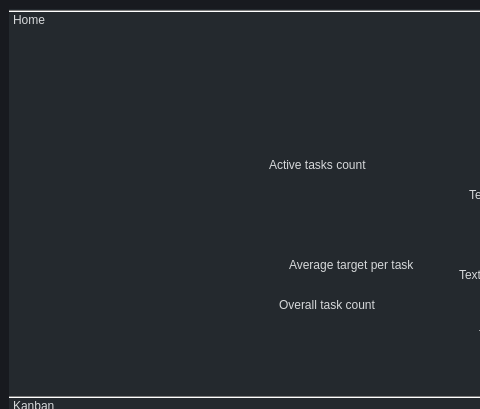
Before: the Qt Designer form mainwindow.ui in MaximeAeva/TheEfficientGuy, drawn with Qt 5; both pictures show x 0 to 480 and y 0 to 409 of the 791 by 560 pixel window.
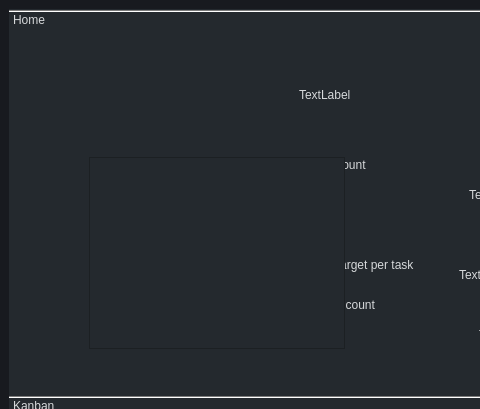
After: the same form once the commit is applied. Custom widgets are drawn as their Qt base class.

Diff of the .ui file:
```diff
--- a/mainwindow.ui
+++ b/mainwindow.ui
@@ -29,6 +29,14 @@
        <number>0</number>
       </property>
       <widget class="QWidget" name="page_6">
+       <property name="geometry">
+        <rect>
+         <x>0</x>
+         <y>0</y>
+         <width>769</width>
+         <height>334</height>
+        </rect>
+       </property>
        <attribute name="label">
         <string>Home</string>
        </attribute>
@@ -110,6 +118,29 @@
          <string>TextLabel</string>
         </property>
        </widget>
+       <widget class="QChartView" name="graphics_Time">
+        <property name="geometry">
+         <rect>
+          <x>80</x>
+          <y>120</y>
+          <width>256</width>
+          <height>192</height>
+         </rect>
+        </property>
+       </widget>
+       <widget class="QLabel" name="testTimer">
+        <property name="geometry">
+         <rect>
+          <x>290</x>
+          <y>50</y>
+          <width>55</width>
+          <height>16</height>
+         </rect>
+        </property>
+        <property name="text">
+         <string>TextLabel</string>
+        </property>
+       </widget>
       </widget>
       <widget class="QWidget" name="page">
        <property name="geometry">
```
